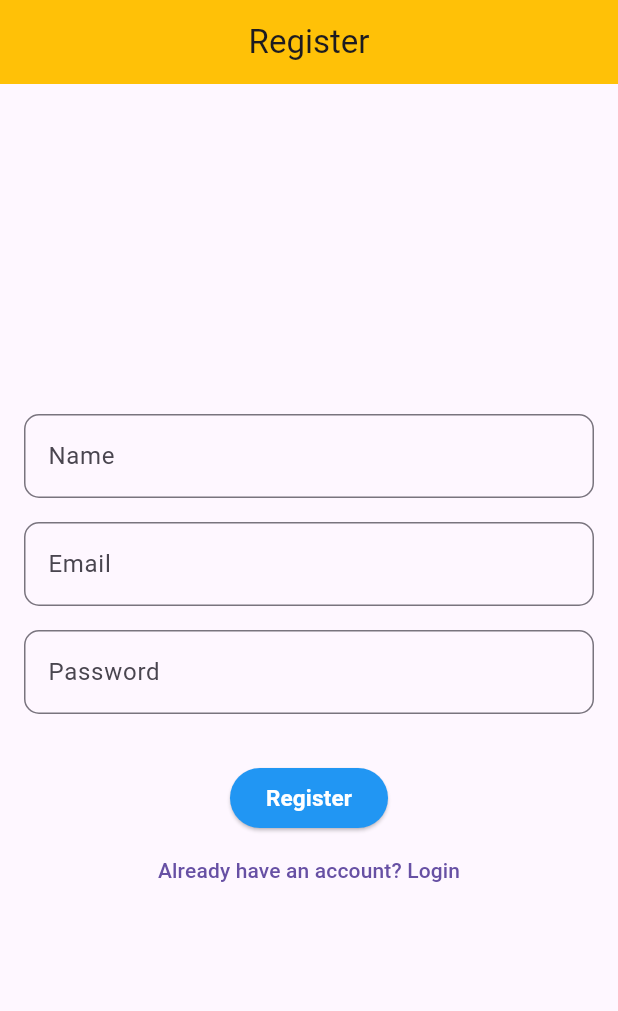
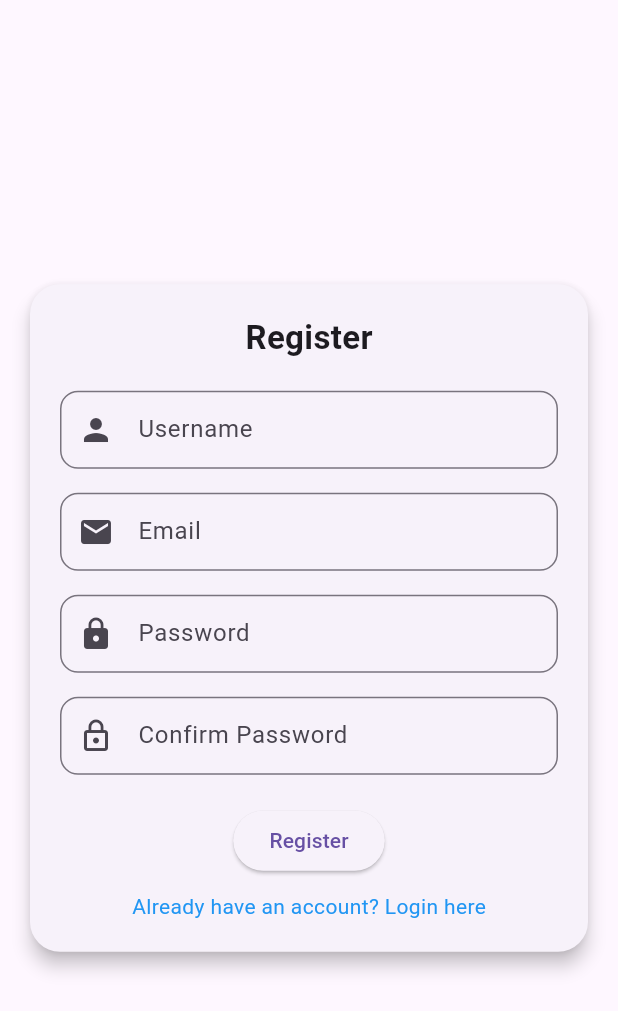
Before and after one commit to nazmulislamn799/Assignment-7, a Flutter app: the RegistrationPage screen opened directly, on a phone screen of 412 x 824 dp. Shown: the top 1011 px of the screen. Run offline on Flutter 3.47's test engine with Material 3 defaults, Android fonts, the phone set to English and light mode, and no system bars.

Commit message:
commit name

```diff
--- /dev/null
+++ b/assignment7/lib/input.dart
@@ -0,0 +1,44 @@
+import 'package:flutter/material.dart';
+
+class InputField extends StatelessWidget {
+  final TextEditingController controller;
+  final String labelText;
+  final String hintText;
+  final IconData prefixIcon;
+  final TextInputType keyboardType;
+  final String? errorText;
+  final bool obscureText; // for password fields
+  final String? Function(String?)? validator;
+
+  const InputField({
+    Key? key,
+    required this.controller,
+    required this.labelText,
+    required this.hintText,
+    required this.prefixIcon,
+    required this.keyboardType,
+    this.errorText,
+    this.obscureText = false,
+    this.validator,
+  }) : super(key: key);
+
+  @override
+  Widget build(BuildContext context) {
+    return TextFormField(
+      controller: controller,
+      keyboardType: keyboardType,
+      obscureText: obscureText,
+      validator: validator,
+      decoration: InputDecoration(
+        labelText: labelText,
+        hintText: hintText,
+        prefixIcon: Icon(prefixIcon),
+        errorText: errorText,
+        border: OutlineInputBorder(
+          borderRadius: BorderRadius.circular(12),
+        ),
+        contentPadding: const EdgeInsets.symmetric(vertical: 14, horizontal: 12),
+      ),
+    );
+  }
+}
--- a/assignment7/lib/registration_page.dart
+++ b/assignment7/lib/registration_page.dart
@@ -1,77 +1,141 @@
 import 'package:flutter/material.dart';
+import 'input.dart';
+import 'login_page.dart';
 
-class RegistrationPage extends StatelessWidget
-{
-  final TextEditingController nameController = TextEditingController();
+class RegistrationPage extends StatefulWidget {
+  const RegistrationPage({super.key});
+
+  @override
+  State<RegistrationPage> createState() => _RegistrationPageState();
+}
+
+class _RegistrationPageState extends State<RegistrationPage> {
+  final _formKey = GlobalKey<FormState>();
+
+  final TextEditingController usernameController = TextEditingController();
   final TextEditingController emailController = TextEditingController();
   final TextEditingController passwordController = TextEditingController();
+  final TextEditingController confirmPasswordController =
+      TextEditingController();
+
+  final RegExp emailRegex =
+      RegExp(r'^cse_\d{16}@lus\.ac\.bd$'); // matches university email
 
   @override
   Widget build(BuildContext context) {
     return Scaffold(
-      appBar: AppBar(
-        centerTitle: true,
-        backgroundColor: Colors.amber,
-        title: Text("Register"),
+      body: Center(
+        child: Card(
+          elevation: 5,
+          margin: const EdgeInsets.all(20),
+          shape: RoundedRectangleBorder(borderRadius: BorderRadius.circular(20)),
+          child: Padding(
+            padding: const EdgeInsets.all(20),
+            child: Form(
+              key: _formKey,
+              child: SingleChildScrollView(
+                child: Column(
+                  mainAxisSize: MainAxisSize.min,
+                  children: [
+                    const Text(
+                      "Register",
+                      style: TextStyle(fontSize: 22, fontWeight: FontWeight.bold),
                     ),
-      body: Padding(
-        padding: EdgeInsets.all(16.0),
-        child: Column(
-          mainAxisAlignment: MainAxisAlignment.center,
-          children: [
-            TextField(
-              controller: nameController,
-              decoration: InputDecoration(
-                border: OutlineInputBorder(
-
-                  borderRadius: BorderRadius.circular( 10)
+                    const SizedBox(height: 20),
+                    InputField(
+                      controller: usernameController,
+                      labelText: "Username",
+                      hintText: "Enter your username",
+                      prefixIcon: Icons.person,
+                      keyboardType: TextInputType.text,
+                      validator: (value) {
+                        if (value == null || value.isEmpty) {
+                          return "Username cannot be empty";
+                        }
+                        return null;
+                      },
                     ),
-
-                labelText: 'Name'),
+                    const SizedBox(height: 16),
+                    InputField(
+                      controller: emailController,
+                      labelText: "Email",
+                      hintText: "email",
+                      prefixIcon: Icons.email,
+                      keyboardType: TextInputType.emailAddress,
+                      validator: (value) {
+                        if (value == null || value.isEmpty) {
+                          return "Email cannot be empty";
+                        } else if (!emailRegex.hasMatch(value)) {
+                          return "Enter a valid email";
+                        }
+                        return null;
+                      },
                     ),
-            SizedBox(height: 16),
-            TextField(
-              controller: emailController,
-              decoration: InputDecoration(
-                 border: OutlineInputBorder(
-
-                  borderRadius: BorderRadius.circular( 10)
+                    const SizedBox(height: 16),
+                    InputField(
+                      controller: passwordController,
+                      labelText: "Password",
+                      hintText: "Enter your password",
+                      prefixIcon: Icons.lock,
+                      keyboardType: TextInputType.text,
+                      obscureText: true,
+                      validator: (value) {
+                        if (value == null || value.isEmpty) {
+                          return "Password cannot be empty";
+                        } else if (value.length < 6) {
+                          return "Password must be at least 6 characters";
+                        }
+                        return null;
+                      },
                     ),
-
-                labelText: 'Email'),
+                    const SizedBox(height: 16),
+                    InputField(
+                      controller: confirmPasswordController,
+                      labelText: "Confirm Password",
+                      hintText: "Re-enter your password",
+                      prefixIcon: Icons.lock_outline,
+                      keyboardType: TextInputType.text,
+                      obscureText: true,
+                      validator: (value) {
+                        if (value == null || value.isEmpty) {
+                          return "Confirm your password";
+                        } else if (value != passwordController.text) {
+                          return "Passwords do not match";
+                        }
+                        return null;
+                      },
                     ),
-            SizedBox(height: 16),
-            TextField(
-              controller: passwordController,
-              obscureText: true,
-              decoration: InputDecoration(
-                 border: OutlineInputBorder(
-
-                  borderRadius: BorderRadius.circular( 10)
+                    const SizedBox(height: 20),
+                    ElevatedButton(
+                      onPressed: () {
+                        if (_formKey.currentState!.validate()) {
+                          ScaffoldMessenger.of(context).showSnackBar(
+                            const SnackBar(
+                                content: Text("Registration Successful!")),
+                          );
+                        }
+                      },
+                      child: const Text("Register"),
                     ),
-                labelText: 'Password'),
-            ),
-            SizedBox(height: 32),
-            ElevatedButton(
-              style: ElevatedButton.styleFrom(
-                backgroundColor: Colors.blue,
-              ),
-              onPressed: () {
-                // Perform registration logic
+                    const SizedBox(height: 10),
+                    GestureDetector(
+                      onTap: () {
+                        Navigator.push(
+                          context,
+                          MaterialPageRoute(
+                              builder: (context) => const LoginPage()),
+                        );
                       },
-              child: Text('Register',
-
-               style: TextStyle(fontSize: 15,fontWeight: FontWeight.bold,color: Colors.white),
-
+                      child: const Text(
+                        "Already have an account? Login here",
+                        style: TextStyle(color: Colors.blue),
                       ),
                     ),
-            TextButton(
-              onPressed: () {
-                Navigator.pushNamed(context, '/login');
-              },
-              child: Text('Already have an account? Login'),
-            )
                   ],
+                ),
+              ),
+            ),
+          ),
         ),
       ),
     );
--- a/assignment7/pubspec.yaml
+++ b/assignment7/pubspec.yaml
@@ -34,6 +34,7 @@ dependencies:
   # The following adds the Cupertino Icons font to your application.
   # Use with the CupertinoIcons class for iOS style icons.
   cupertino_icons: ^1.0.8
+  supabase: ^2.8.0
 
 dev_dependencies:
   flutter_test:
```
Also changed, not shown: assignment7/lib/login_page.dart (+88 -47 lines), assignment7/lib/main.dart (+6 -11 lines), assignment7/pubspec.lock. Lines whose indentation alone changed are shown as unchanged.
